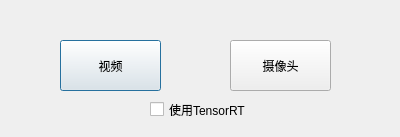
Qt form ui/RadarChoiceWidget.ui (shibig666/pikachu_radar) before a commit.
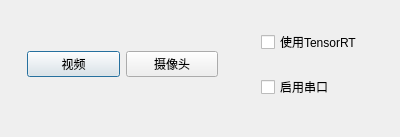
The same form after that commit.

Diff of the .ui file:
```diff
--- a/ui/RadarChoiceWidget.ui
+++ b/ui/RadarChoiceWidget.ui
@@ -13,44 +13,57 @@
   <property name="windowTitle">
    <string>Radar</string>
   </property>
+  <widget class="QWidget" name="">
+   <property name="geometry">
+    <rect>
+     <x>27</x>
+     <y>14</y>
+     <width>191</width>
+     <height>101</height>
+    </rect>
+   </property>
+   <layout class="QHBoxLayout" name="horizontalLayout">
+    <item>
   <widget class="QPushButton" name="VideoButton">
-   <property name="geometry">
-    <rect>
-     <x>60</x>
-     <y>40</y>
-     <width>101</width>
-     <height>51</height>
-    </rect>
-   </property>
    <property name="text">
     <string>视频</string>
    </property>
   </widget>
+    </item>
+    <item>
   <widget class="QPushButton" name="CameraButton">
-   <property name="geometry">
-    <rect>
-     <x>230</x>
-     <y>40</y>
-     <width>101</width>
-     <height>51</height>
-    </rect>
-   </property>
    <property name="text">
     <string>摄像头</string>
    </property>
   </widget>
-  <widget class="QCheckBox" name="checkBox">
+    </item>
+   </layout>
+  </widget>
+  <widget class="QWidget" name="">
    <property name="geometry">
     <rect>
-     <x>150</x>
-     <y>100</y>
+     <x>261</x>
+     <y>15</y>
      <width>111</width>
-     <height>19</height>
+     <height>101</height>
     </rect>
    </property>
+   <layout class="QVBoxLayout" name="verticalLayout">
+    <item>
+     <widget class="QCheckBox" name="checkBoxTensorrt">
    <property name="text">
     <string>使用TensorRT</string>
    </property>
+     </widget>
+    </item>
+    <item>
+     <widget class="QCheckBox" name="checkBoxSerial">
+      <property name="text">
+       <string>启用串口</string>
+      </property>
+     </widget>
+    </item>
+   </layout>
   </widget>
  </widget>
  <resources/>
```
Lines whose indentation alone changed are shown as unchanged.
